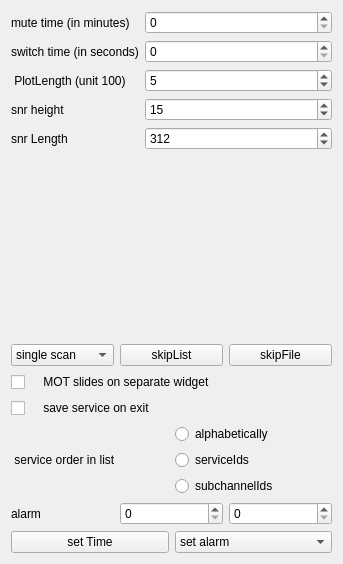
First picture: the form in forms/config-helper.ui, repository JvanKatwijk/qt-dab, before the edit.
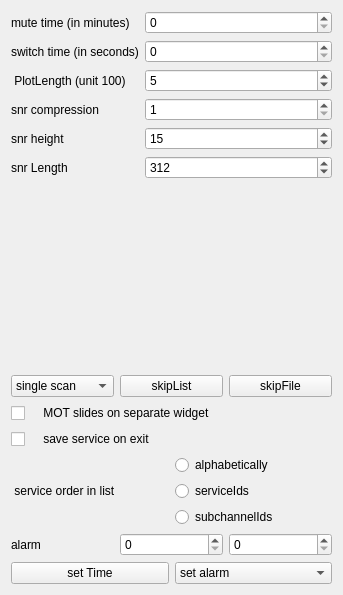
Second picture: the form after the edit. Custom widgets are drawn as their Qt base class.

The edit to the form file:
```diff
--- a/forms/config-helper.ui
+++ b/forms/config-helper.ui
@@ -7,7 +7,7 @@
     <x>0</x>
     <y>0</y>
     <width>343</width>
-    <height>564</height>
+    <height>595</height>
    </rect>
   </property>
   <property name="windowTitle">
@@ -64,14 +64,14 @@
        </property>
       </widget>
      </item>
-     <item row="3" column="0">
+     <item row="4" column="0">
       <widget class="QLabel" name="label_6">
        <property name="text">
         <string>snr height</string>
        </property>
       </widget>
      </item>
-     <item row="3" column="1">
+     <item row="4" column="1">
       <widget class="QSpinBox" name="snrHeightSelector">
        <property name="minimum">
         <number>5</number>
@@ -81,14 +81,14 @@
        </property>
       </widget>
      </item>
-     <item row="4" column="0">
+     <item row="5" column="0">
       <widget class="QLabel" name="label_7">
        <property name="text">
         <string>snr Length</string>
        </property>
       </widget>
      </item>
-     <item row="4" column="1">
+     <item row="5" column="1">
       <widget class="QSpinBox" name="snrLengthSelector">
        <property name="minimum">
         <number>112</number>
@@ -104,6 +104,20 @@
        </property>
       </widget>
      </item>
+     <item row="3" column="1">
+      <widget class="QSpinBox" name="snrDelaySetting">
+       <property name="minimum">
+        <number>1</number>
+       </property>
+      </widget>
+     </item>
+     <item row="3" column="0">
+      <widget class="QLabel" name="label_8">
+       <property name="text">
+        <string>snr compression</string>
+       </property>
+      </widget>
+     </item>
     </layout>
    </item>
    <item>
```
